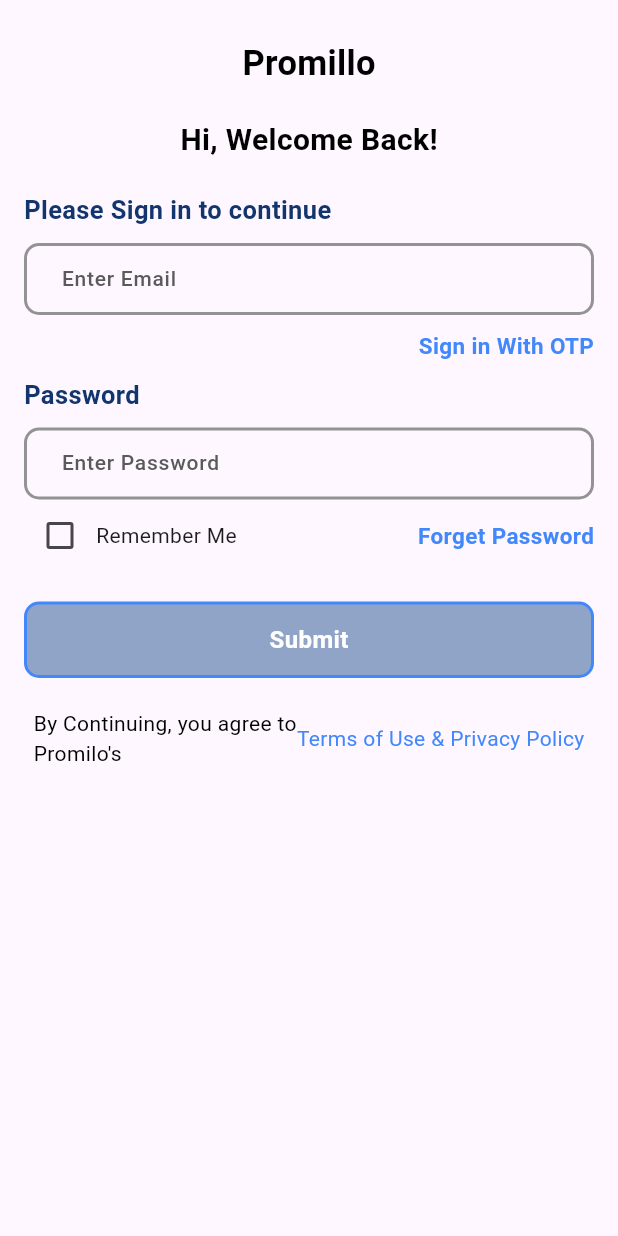
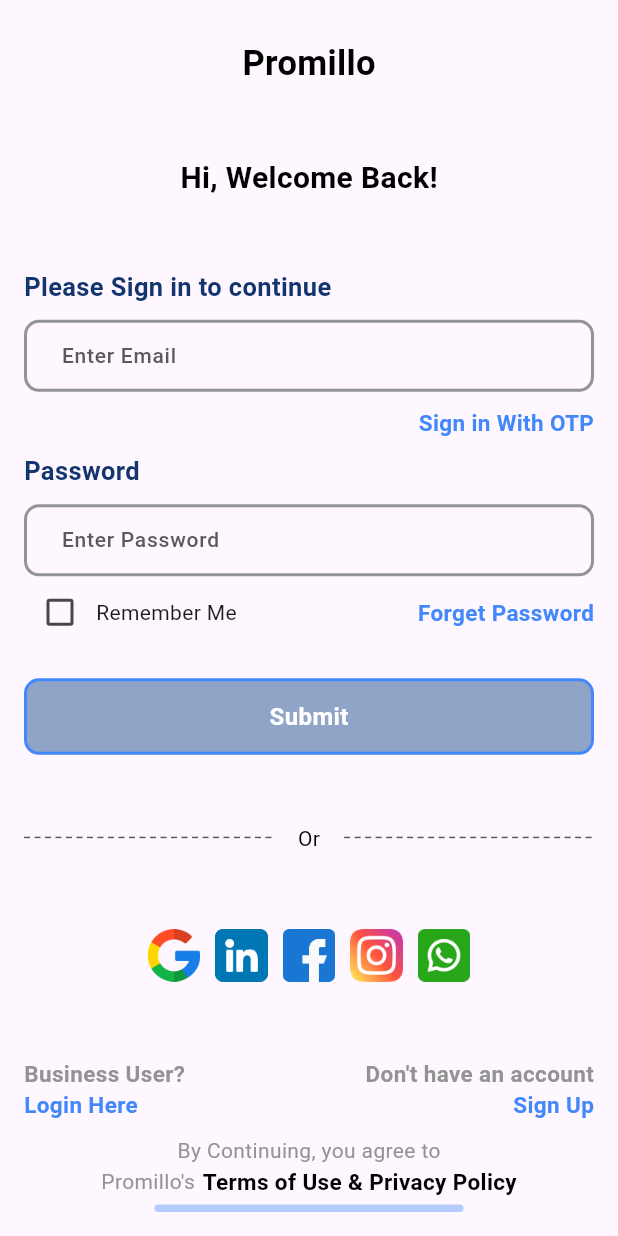
Before and after one commit to TamilSelvanRaja/Thetazero, a Flutter app: the screen it shows after launch, on a phone screen of 412 x 824 dp. Run offline on Flutter 3.47's test engine with Material 3 defaults, Android fonts, the phone set to English and light mode, and no system bars; our stand-ins replace flutter_form_builder, get.

Commit message:
Login page UI Completed

```diff
--- /dev/null
+++ b/lib/constants/image_paths.dart
@@ -0,0 +1,5 @@
+String gImage = "assets/images/google.png";
+String inImage = "assets/images/linkedin.png";
+String fbImage = "assets/images/facebook.png";
+String instaImage = "assets/images/instagram.png";
+String whatsappImage = "assets/images/whatsapp.png";
--- a/lib/constants/strings.dart
+++ b/lib/constants/strings.dart
@@ -12,5 +12,5 @@
 String withoutac = "Don't have an account";
 String loginText = "Login Here";
 String signupText = "Sign Up";
-String terms1 = "By Continuing, you agree to\nPromilo's";
+String terms1 = "By Continuing, you agree to";
 String terms2 = "Terms of Use & Privacy Policy";
--- /dev/null
+++ b/lib/features/login/login_screen.dart
@@ -0,0 +1,130 @@
+import 'package:flutter/material.dart';
+import 'package:promilo/constants/colors.dart' as clr;
+import 'package:promilo/constants/strings.dart' as str;
+import 'package:promilo/features/login/widgets/dot_text_widget.dart';
+import 'package:promilo/features/login/widgets/footer.dart';
+import 'package:promilo/features/login/widgets/other_signnin.dart';
+import 'package:promilo/layouts/custom_input.dart';
+import 'package:promilo/layouts/screen.dart';
+import 'package:promilo/layouts/ui_helper.dart';
+
+class LoginScreenView extends StatefulWidget {
+  const LoginScreenView({super.key});
+  @override
+  State<LoginScreenView> createState() => _LoginScreenViewState();
+}
+
+class _LoginScreenViewState extends State<LoginScreenView> {
+  bool remember = false;
+  @override
+  void initState() {
+    super.initState();
+  }
+
+  @override
+  Widget build(BuildContext context) {
+    return Scaffold(
+      body: GestureDetector(
+        onTap: () => FocusScope.of(context).unfocus(),
+        child: SingleChildScrollView(
+          child: Container(
+            alignment: Alignment.center,
+            height: Screen.height(context),
+            width: Screen.width(context),
+            padding: const EdgeInsets.all(16),
+            child: Column(
+              mainAxisAlignment: MainAxisAlignment.start,
+              crossAxisAlignment: CrossAxisAlignment.center,
+              children: [
+                UiHelper.verticalSpaceSmall,
+                UiHelper.customText(str.appname, 23, isBold: true),
+                const Spacer(),
+                UiHelper.customText(str.welcomeText, 20, isBold: true),
+                const Spacer(),
+                formfieldsWidget(context),
+                const Spacer(),
+                const DotwithText(),
+                const Spacer(),
+                OtherSignIn(),
+                const Spacer(),
+                const FooterContent(),
+              ],
+            ),
+          ),
+        ),
+      ),
+    );
+  }
+
+  Widget formfieldsWidget(BuildContext context) {
+    return Column(
+      children: [
+        CustomInput(
+          lableText: str.signinHint,
+          hintText: str.useridLabel,
+          fieldname: "userid",
+          fieldType: "email",
+          validating: (val) {
+            return null;
+          },
+        ),
+        UiHelper.verticalSpaceSmall,
+        Row(
+          children: [
+            const Spacer(),
+            UiHelper.customText(str.signinotp, 15,
+                color: clr.primaryColor, isBold: true)
+          ],
+        ),
+        UiHelper.verticalSpaceSmall,
+        CustomInput(
+          lableText: str.password,
+          hintText: str.enterpassword,
+          fieldname: "password",
+          fieldType: "password",
+          validating: (val) {
+            return null;
+          },
+        ),
+        // CustomPasswordField(
+        //   controller: passcontroller,
+        //   hintText: "Password",
+        //   validator: (val) {
+        //     if (val == "" || val == null) {
+        //       return "Passord is Required";
+        //     } else if (!isPasswordValid(val)) {
+        //       return "* Need to both lower and upper case characters,\n* Need to at least one symbol & number,\n* be at least 8 characters long.";
+        //     } else {
+        //       return null;
+        //     }
+        //   },
+        // ),
+        Row(
+          children: [
+            Checkbox(
+              value: remember,
+              activeColor: clr.primaryColor,
+              onChanged: (value) {
+                setState(() {
+                  remember = value!;
+                });
+              },
+            ),
+            Text(str.rememberme),
+            const Spacer(),
+            UiHelper.customText(str.forgetpass, 15,
+                color: clr.primaryColor, isBold: true)
+          ],
+        ),
+        UiHelper.verticalSpaceMedium,
+        UiHelper().customButton(
+          str.submit,
+          () {},
+          bgclr: clr.disabledColor,
+          textclr: clr.white,
+          btnWidth: Screen.width(context),
+        )
+      ],
+    );
+  }
+}
--- /dev/null
+++ b/lib/features/login/widgets/dot_text_widget.dart
@@ -0,0 +1,31 @@
+import 'package:flutter/material.dart';
+import 'package:promilo/layouts/dotted_line.dart';
+import 'package:promilo/layouts/ui_helper.dart';
+import 'package:promilo/constants/colors.dart' as clr;
+
+class DotwithText extends StatelessWidget {
+  const DotwithText({super.key});
+
+  @override
+  Widget build(BuildContext context) {
+    return Row(
+      children: [
+        Expanded(
+          child: CustomPaint(
+            painter: DottedLinePainter(color: clr.grey02),
+            size: const Size(double.infinity, 1),
+          ),
+        ),
+        Padding(
+            padding: const EdgeInsets.symmetric(horizontal: 16),
+            child: UiHelper.customText("Or", 14)),
+        Expanded(
+          child: CustomPaint(
+            painter: DottedLinePainter(color: clr.grey02),
+            size: const Size(double.infinity, 1),
+          ),
+        ),
+      ],
+    );
+  }
+}
--- /dev/null
+++ b/lib/features/login/widgets/footer.dart
@@ -0,0 +1,50 @@
+import 'package:flutter/material.dart';
+import 'package:promilo/layouts/screen.dart';
+import 'package:promilo/layouts/ui_helper.dart';
+import 'package:promilo/constants/strings.dart' as str;
+import 'package:promilo/constants/colors.dart' as clr;
+
+class FooterContent extends StatelessWidget {
+  const FooterContent({super.key});
+
+  @override
+  Widget build(BuildContext context) {
+    return Column(mainAxisAlignment: MainAxisAlignment.center, children: [
+      Row(
+        mainAxisAlignment: MainAxisAlignment.spaceBetween,
+        children: [
+          UiHelper.customText(str.bussinessuser, 15,
+              color: clr.grey01, isBold: true),
+          UiHelper.customText(str.withoutac, 15,
+              color: clr.grey01, isBold: true)
+        ],
+      ),
+      Row(
+        mainAxisAlignment: MainAxisAlignment.spaceBetween,
+        children: [
+          UiHelper.customText(str.loginText, 15,
+              color: clr.primaryColor, isBold: true),
+          UiHelper.customText(str.signupText, 15,
+              color: clr.primaryColor, isBold: true)
+        ],
+      ),
+      UiHelper.verticalSpaceSmall,
+      UiHelper.customText(str.terms1, 14, color: clr.grey01),
+      Row(
+        mainAxisAlignment: MainAxisAlignment.center,
+        children: [
+          UiHelper.customText("Promillo's", 14, color: clr.grey01),
+          UiHelper.horizontalSpaceTiny,
+          UiHelper.customText(str.terms2, 15, isBold: true),
+        ],
+      ),
+      Container(
+        height: 5,
+        margin: const EdgeInsets.only(top: 5),
+        width: Screen.width(context) / 2,
+        decoration: UiHelper.roundedBorderWithColor(
+            30, clr.primaryColor.withOpacity(0.4)),
+      )
+    ]);
+  }
+}
--- /dev/null
+++ b/lib/features/login/widgets/other_signnin.dart
@@ -0,0 +1,20 @@
+import 'package:flutter/material.dart';
+import 'package:promilo/constants/image_paths.dart';
+
+class OtherSignIn extends StatelessWidget {
+  OtherSignIn({super.key});
+
+  final List imageList = [gImage, inImage, fbImage, instaImage, whatsappImage];
+  @override
+  Widget build(BuildContext context) {
+    return Row(
+        mainAxisAlignment: MainAxisAlignment.center,
+        children: List.generate(
+            imageList.length,
+            (index) => Container(
+                height: 35,
+                width: 35,
+                margin: const EdgeInsets.all(5),
+                child: Image.asset(imageList[index], fit: BoxFit.cover))));
+  }
+}
--- a/lib/features/login_screen.dart
+++ /dev/null
@@ -1,117 +0,0 @@
-import 'package:flutter/material.dart';
-import 'package:promilo/constants/colors.dart' as clr;
-import 'package:promilo/constants/strings.dart' as str;
-import 'package:promilo/layouts/custom_input.dart';
-import 'package:promilo/layouts/screen.dart';
-import 'package:promilo/layouts/ui_helper.dart';
-
-class LoginScreenView extends StatefulWidget {
-  const LoginScreenView({super.key});
-  @override
-  State<LoginScreenView> createState() => _LoginScreenViewState();
-}
-
-class _LoginScreenViewState extends State<LoginScreenView> {
-  bool remember = false;
-  @override
-  void initState() {
-    super.initState();
-  }
-
-  @override
-  Widget build(BuildContext context) {
-    return Scaffold(
-      body: GestureDetector(
-        onTap: () => FocusScope.of(context).unfocus(),
-        child: SingleChildScrollView(
-          child: Container(
-            alignment: Alignment.center,
-            height: Screen.height(context),
-            width: Screen.width(context),
-            padding: const EdgeInsets.all(16),
-            child: Column(
-              mainAxisAlignment: MainAxisAlignment.start,
-              crossAxisAlignment: CrossAxisAlignment.center,
-              children: [
-                UiHelper.verticalSpaceSmall,
-                UiHelper.textStyle(str.appname, 23, isBold: true),
-                UiHelper.verticalSpaceMedium,
-                UiHelper.textStyle(str.welcomeText, 20, isBold: true),
-                UiHelper.verticalSpaceMedium,
-                CustomInput(
-                  lableText: str.signinHint,
-                  hintText: str.useridLabel,
-                  fieldname: "userid",
-                  fieldType: "email",
-                  validating: (val) {
-                    return null;
-                  },
-                ),
-                UiHelper.verticalSpaceSmall,
-                Row(
-                  children: [const Spacer(), UiHelper.textStyle(str.signinotp, 15, color: clr.primaryColor, isBold: true)],
-                ),
-                UiHelper.verticalSpaceSmall,
-                CustomInput(
-                  lableText: str.password,
-                  hintText: str.enterpassword,
-                  fieldname: "password",
-                  fieldType: "password",
-                  validating: (val) {
-                    return null;
-                  },
-                ),
-                // CustomPasswordField(
-                //   controller: passcontroller,
-                //   hintText: "Password",
-                //   validator: (val) {
-                //     if (val == "" || val == null) {
-                //       return "Passord is Required";
-                //     } else if (!isPasswordValid(val)) {
-                //       return "* Need to both lower and upper case characters,\n* Need to at least one symbol & number,\n* be at least 8 characters long.";
-                //     } else {
-                //       return null;
-                //     }
-                //   },
-                // ),
-                Row(
-                  children: [
-                    Checkbox(
-                      value: remember,
-                      activeColor: clr.primaryColor,
-                      onChanged: (value) {
-                        setState(() {
-                          remember = value!;
-                        });
-                      },
-                    ),
-                    Text(str.rememberme),
-                    const Spacer(),
-                    UiHelper.textStyle(str.forgetpass, 15, color: clr.primaryColor, isBold: true)
-                  ],
-                ),
-                UiHelper.verticalSpaceMedium,
-                UiHelper().customButton(
-                  str.submit,
-                  () {},
-                  bgclr: clr.disabledColor,
-                  textclr: clr.white,
-                  btnWidth: Screen.width(context),
-                ),
-                UiHelper.verticalSpaceMedium,
-
-                Row(
-                  mainAxisAlignment: MainAxisAlignment.center,
-                  children: [
-                    UiHelper.textStyle(str.terms1, 14),
-                    UiHelper.textStyle(str.terms2, 14, color: clr.primaryColor),
-                  ],
-                )
-              ],
-            ),
-          ),
-        ),
-      ),
-    );
-  }
-}
--- a/lib/layouts/custom_input.dart
+++ b/lib/layouts/custom_input.dart
@@ -13,7 +13,13 @@
   final String fieldType;
   final dynamic validating;
 
-  const CustomInput({super.key, required this.hintText, required this.lableText, required this.fieldname, required this.validating, required this.fieldType});
+  const CustomInput(
+      {super.key,
+      required this.hintText,
+      required this.lableText,
+      required this.fieldname,
+      required this.validating,
+      required this.fieldType});
   @override
   State<CustomInput> createState() => _CustomInputState();
 }
@@ -29,10 +35,12 @@
     return Column(
       crossAxisAlignment: CrossAxisAlignment.start,
       children: [
-        UiHelper.textStyle(widget.lableText, 17, isBold: true, color: clr.secondaryColor),
+        UiHelper.customText(widget.lableText, 17,
+            isBold: true, color: clr.secondaryColor),
         UiHelper.verticalSpaceSmall,
         FormBuilderTextField(
-          style: const TextStyle(fontSize: 13, fontWeight: FontWeight.w500, color: clr.black),
+          style: const TextStyle(
+              fontSize: 13, fontWeight: FontWeight.w500, color: clr.black),
           name: widget.fieldname,
           autocorrect: false,
           autovalidateMode: AutovalidateMode.onUserInteraction,
@@ -47,7 +55,8 @@
             enabledBorder: UiHelper.getInputBorder(2, borderColor: clr.grey01),
             focusedBorder: UiHelper.getInputBorder(2, borderColor: clr.grey01),
             errorBorder: UiHelper.getInputBorder(2, borderColor: clr.red),
-            focusedErrorBorder: UiHelper.getInputBorder(2, borderColor: clr.red),
+            focusedErrorBorder:
+                UiHelper.getInputBorder(2, borderColor: clr.red),
           ),
           keyboardType: TextInputType.text,
           validator: widget.validating,
--- /dev/null
+++ b/lib/layouts/dotted_line.dart
@@ -0,0 +1,29 @@
+// Flutter imports:
+import "package:flutter/material.dart";
+
+class DottedLinePainter extends CustomPainter {
+  final double dashWidth;
+  final double dashSpace;
+  final Color color;
+
+  DottedLinePainter(
+      {this.dashWidth = 4.0, this.dashSpace = 3.0, required this.color});
+
+  @override
+  void paint(Canvas canvas, Size size) {
+    double startX = 0;
+    final paint = Paint()
+      ..color = color
+      ..strokeWidth = 1;
+
+    while (startX < size.width) {
+      canvas.drawLine(Offset(startX, 0), Offset(startX + dashWidth, 0), paint);
+      startX += dashWidth + dashSpace;
+    }
+  }
+
+  @override
+  bool shouldRepaint(CustomPainter oldDelegate) {
+    return false;
+  }
+}
--- a/lib/layouts/ui_helper.dart
+++ b/lib/layouts/ui_helper.dart
@@ -14,14 +14,20 @@
   static const Widget horizontalSpaceSmall = SizedBox(width: 10.0);
   static const Widget horizontalSpaceMedium = SizedBox(width: 20.0);
 
-  static Widget textStyle(String title, double fntsize, {Color color = Colors.black, bool isBold = false, bool isCenterAlignment = false, bool isUnderline = false, bool isellipsis = false}) {
+  static Widget customText(String title, double fntsize,
+      {Color color = Colors.black,
+      bool isBold = false,
+      bool isCenterAlignment = false,
+      bool isUnderline = false,
+      bool isellipsis = false}) {
     return Text(
       title,
       overflow: isellipsis ? TextOverflow.ellipsis : null,
       style: TextStyle(
         color: color,
         fontSize: fntsize,
-        decoration: isUnderline ? TextDecoration.underline : TextDecoration.none,
+        decoration:
+            isUnderline ? TextDecoration.underline : TextDecoration.none,
         fontWeight: isBold ? FontWeight.bold : FontWeight.normal,
       ),
       textAlign: isCenterAlignment ? TextAlign.center : TextAlign.left,
@@ -29,8 +35,12 @@
   }
 
   ///******** Container BOX Decoration **********///
-  static BoxDecoration roundedBorderWithColor(double radius, Color backgroundColor,
-      {Color borderColor = clr.transparentColor, double borderWidth = 1, bool isShadow = false, Color shadowcolor = Colors.black45}) {
+  static BoxDecoration roundedBorderWithColor(
+      double radius, Color backgroundColor,
+      {Color borderColor = clr.transparentColor,
+      double borderWidth = 1,
+      bool isShadow = false,
+      Color shadowcolor = Colors.black45}) {
     return BoxDecoration(
         borderRadius: BorderRadius.all(Radius.circular(radius)),
         border: Border.all(width: borderWidth, color: borderColor),
@@ -53,7 +63,8 @@
   }
 
   // Input Box Style Provider
-  static OutlineInputBorder getInputBorder(double width, {double radius = 10, Color borderColor = Colors.transparent}) {
+  static OutlineInputBorder getInputBorder(double width,
+      {double radius = 10, Color borderColor = Colors.transparent}) {
     return OutlineInputBorder(
       borderRadius: BorderRadius.all(Radius.circular(radius)),
       borderSide: BorderSide(color: borderColor, width: width),
@@ -62,23 +73,30 @@
   }
 
 // Form builder Input Fields Decoration
-  static InputDecoration inputDecorateWidget(String labelText, {final suffixWidget}) {
+  static InputDecoration inputDecorateWidget(String labelText,
+      {final suffixWidget}) {
     return InputDecoration(
       labelText: labelText,
       suffixIcon: suffixWidget,
-      labelStyle: const TextStyle(fontSize: 14.0, fontWeight: FontWeight.w600, color: Colors.black38),
+      labelStyle: const TextStyle(
+          fontSize: 14.0, fontWeight: FontWeight.w600, color: Colors.black38),
       enabledBorder: getInputBorder(1, borderColor: Colors.black38),
       focusedBorder: getInputBorder(1, borderColor: Colors.black38),
       focusedErrorBorder: getInputBorder(1, borderColor: Colors.red),
       errorBorder: getInputBorder(1, borderColor: Colors.red),
       disabledBorder: getInputBorder(1, borderColor: Colors.black38),
       errorStyle: const TextStyle(fontSize: 10),
-      floatingLabelStyle: const TextStyle(fontSize: 16.0, fontWeight: FontWeight.w500, color: Colors.black87),
+      floatingLabelStyle: const TextStyle(
+          fontSize: 16.0, fontWeight: FontWeight.w500, color: Colors.black87),
       contentPadding: const EdgeInsets.symmetric(horizontal: 42, vertical: 20),
     );
   }
 
-  static BoxDecoration circleWithColorWithShadow(Color backgroundColor, Color backgroundColor2, {Color borderColor = Colors.transparent, double borderWidth = 1, Color shadowcolor = Colors.black26}) {
+  static BoxDecoration circleWithColorWithShadow(
+      Color backgroundColor, Color backgroundColor2,
+      {Color borderColor = Colors.transparent,
+      double borderWidth = 1,
+      Color shadowcolor = Colors.black26}) {
     return BoxDecoration(
         shape: BoxShape.circle,
         border: Border.all(width: borderWidth, color: borderColor),
@@ -119,7 +137,10 @@
     );
   }
 
-  Widget customButton(String title, Function press, {Color bgclr = clr.primaryColor, Color textclr = clr.white, double btnWidth = 100}) {
+  Widget customButton(String title, Function press,
+      {Color bgclr = clr.primaryColor,
+      Color textclr = clr.white,
+      double btnWidth = 100}) {
     return GestureDetector(
         onTap: () {
           press();
@@ -128,8 +149,9 @@
           width: btnWidth,
           alignment: Alignment.center,
           padding: const EdgeInsets.fromLTRB(20, 12, 20, 12),
-          decoration: roundedBorderWithColor(10, bgclr, borderColor: clr.primaryColor, borderWidth: 2),
-          child: textStyle(title, 16, isBold: true, color: textclr),
+          decoration: roundedBorderWithColor(10, bgclr,
+              borderColor: clr.primaryColor, borderWidth: 2),
+          child: customText(title, 16, isBold: true, color: textclr),
         ));
   }
 }
--- a/lib/services/routes_services.dart
+++ b/lib/services/routes_services.dart
@@ -1,5 +1,5 @@
 import 'package:get/get.dart';
-import 'package:promilo/features/login_screen.dart';
+import 'package:promilo/features/login/login_screen.dart';
 
 class RoutePath {
   static dynamic signin = '/';
```
